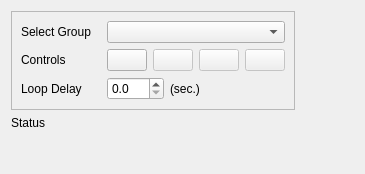
Before: the Qt Designer form ui_loopvisiblelayerswidget.ui in etiennesky/loopvisiblelayers, drawn with Qt 5.
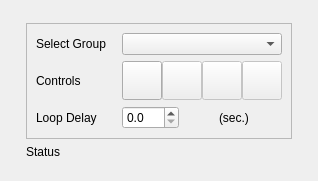
After: the same form once the commit is applied. Icons and pictures are not drawn.

Patch:
```diff
--- a/ui_loopvisiblelayerswidget.ui
+++ b/ui_loopvisiblelayerswidget.ui
@@ -6,8 +6,8 @@
    <rect>
     <x>0</x>
     <y>0</y>
-    <width>365</width>
-    <height>174</height>
+    <width>318</width>
+    <height>181</height>
    </rect>
   </property>
   <property name="sizePolicy">
@@ -20,7 +20,7 @@
    <string>Form</string>
   </property>
   <layout class="QGridLayout" name="gridLayout">
-   <item row="0" column="0">
+   <item row="1" column="1">
     <widget class="QFrame" name="frame">
      <property name="sizePolicy">
       <sizepolicy hsizetype="Fixed" vsizetype="Fixed">
@@ -28,6 +28,9 @@
        <verstretch>0</verstretch>
       </sizepolicy>
      </property>
+     <property name="styleSheet">
+      <string notr="true"/>
+     </property>
      <property name="frameShape">
       <enum>QFrame::StyledPanel</enum>
      </property>
@@ -53,6 +56,19 @@
           </property>
          </widget>
         </item>
+        <item>
+         <spacer name="horizontalSpacer_4">
+          <property name="orientation">
+           <enum>Qt::Horizontal</enum>
+          </property>
+          <property name="sizeHint" stdset="0">
+           <size>
+            <width>10</width>
+            <height>20</height>
+           </size>
+          </property>
+         </spacer>
+        </item>
         <item>
          <widget class="QLabel" name="label_4">
           <property name="text">
@@ -65,9 +81,12 @@
           <property name="orientation">
            <enum>Qt::Horizontal</enum>
           </property>
+          <property name="sizeType">
+           <enum>QSizePolicy::Expanding</enum>
+          </property>
           <property name="sizeHint" stdset="0">
            <size>
-            <width>40</width>
+            <width>10</width>
             <height>20</height>
            </size>
           </property>
@@ -77,10 +96,16 @@
       </item>
       <item row="1" column="2">
        <layout class="QHBoxLayout" name="horizontalLayout">
+        <property name="spacing">
+         <number>0</number>
+        </property>
         <item>
-         <widget class="QPushButton" name="btnStart">
+         <widget class="QToolButton" name="btnStart">
           <property name="toolTip">
-           <string>Start / Pause</string>
+           <string/>
+          </property>
+          <property name="styleSheet">
+           <string notr="true">border: none; hover :{border: none}; pressed: {border: none}</string>
           </property>
           <property name="text">
            <string/>
@@ -89,15 +114,24 @@
            <iconset resource="resources.qrc">
             <normaloff>:/plugins/loopvisiblelayers/icons/control_play.png</normaloff>:/plugins/loopvisiblelayers/icons/control_play.png</iconset>
           </property>
+          <property name="iconSize">
+           <size>
+            <width>32</width>
+            <height>32</height>
+           </size>
+          </property>
          </widget>
         </item>
         <item>
-         <widget class="QPushButton" name="btnStop">
+         <widget class="QToolButton" name="btnStop">
           <property name="enabled">
            <bool>false</bool>
           </property>
           <property name="toolTip">
-           <string>Stop</string>
+           <string/>
+          </property>
+          <property name="styleSheet">
+           <string notr="true">border: none; hover :{border: none}; pressed: {border: none}</string>
           </property>
           <property name="text">
            <string/>
@@ -106,15 +140,24 @@
            <iconset resource="resources.qrc">
             <normaloff>:/plugins/loopvisiblelayers/icons/control_stop.png</normaloff>:/plugins/loopvisiblelayers/icons/control_stop.png</iconset>
           </property>
+          <property name="iconSize">
+           <size>
+            <width>32</width>
+            <height>32</height>
+           </size>
+          </property>
          </widget>
         </item>
         <item>
-         <widget class="QPushButton" name="btnBack">
+         <widget class="QToolButton" name="btnBack">
           <property name="enabled">
            <bool>false</bool>
           </property>
           <property name="toolTip">
-           <string>Back</string>
+           <string/>
+          </property>
+          <property name="styleSheet">
+           <string notr="true">border: none; hover :{border: none}; pressed: {border: none}</string>
           </property>
           <property name="text">
            <string/>
@@ -123,15 +166,24 @@
            <iconset resource="resources.qrc">
             <normaloff>:/plugins/loopvisiblelayers/icons/control_rewind.png</normaloff>:/plugins/loopvisiblelayers/icons/control_rewind.png</iconset>
           </property>
+          <property name="iconSize">
+           <size>
+            <width>32</width>
+            <height>32</height>
+           </size>
+          </property>
          </widget>
         </item>
         <item>
-         <widget class="QPushButton" name="btnForward">
+         <widget class="QToolButton" name="btnForward">
           <property name="enabled">
            <bool>false</bool>
           </property>
           <property name="toolTip">
-           <string>Forward</string>
+           <string/>
+          </property>
+          <property name="styleSheet">
+           <string notr="true">border: none; hover :{border: none}; pressed: {border: none}</string>
           </property>
           <property name="text">
            <string/>
@@ -140,6 +192,12 @@
            <iconset resource="resources.qrc">
             <normaloff>:/plugins/loopvisiblelayers/icons/control_fastforward.png</normaloff>:/plugins/loopvisiblelayers/icons/control_fastforward.png</iconset>
           </property>
+          <property name="iconSize">
+           <size>
+            <width>32</width>
+            <height>32</height>
+           </size>
+          </property>
          </widget>
         </item>
        </layout>
@@ -187,20 +245,20 @@
      </layout>
     </widget>
    </item>
-   <item row="0" column="1">
+   <item row="1" column="2">
     <spacer name="horizontalSpacer_2">
      <property name="orientation">
       <enum>Qt::Horizontal</enum>
      </property>
      <property name="sizeHint" stdset="0">
       <size>
-       <width>40</width>
-       <height>20</height>
+       <width>5</width>
+       <height>5</height>
       </size>
      </property>
     </spacer>
    </item>
-   <item row="1" column="0">
+   <item row="2" column="1">
     <widget class="QLabel" name="lblStatus">
      <property name="enabled">
       <bool>true</bool>
@@ -210,15 +268,41 @@
      </property>
     </widget>
    </item>
-   <item row="2" column="0">
+   <item row="3" column="1">
     <spacer name="verticalSpacer">
      <property name="orientation">
       <enum>Qt::Vertical</enum>
      </property>
      <property name="sizeHint" stdset="0">
       <size>
-       <width>20</width>
-       <height>40</height>
+       <width>5</width>
+       <height>5</height>
+      </size>
+     </property>
+    </spacer>
+   </item>
+   <item row="1" column="0">
+    <spacer name="horizontalSpacer_5">
+     <property name="orientation">
+      <enum>Qt::Horizontal</enum>
+     </property>
+     <property name="sizeHint" stdset="0">
+      <size>
+       <width>5</width>
+       <height>5</height>
+      </size>
+     </property>
+    </spacer>
+   </item>
+   <item row="0" column="1">
+    <spacer name="verticalSpacer_2">
+     <property name="orientation">
+      <enum>Qt::Vertical</enum>
+     </property>
+     <property name="sizeHint" stdset="0">
+      <size>
+       <width>5</width>
+       <height>5</height>
       </size>
      </property>
     </spacer>
```
